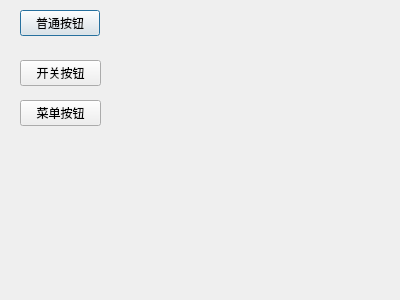
Before: the Qt Designer form cpp/QTAPP/testbutton.ui in laixhe/laixhe-log, drawn with Qt 5.
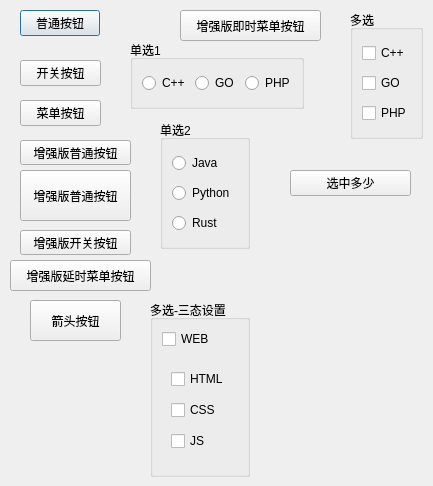
After: the same form once the commit is applied.

Diff of the .ui file:
```diff
--- a/cpp/QTAPP/testbutton.ui
+++ b/cpp/QTAPP/testbutton.ui
@@ -6,8 +6,8 @@
    <rect>
     <x>0</x>
     <y>0</y>
-    <width>400</width>
-    <height>300</height>
+    <width>433</width>
+    <height>486</height>
    </rect>
   </property>
   <property name="windowTitle">
@@ -52,6 +52,267 @@
     <string>菜单按钮</string>
    </property>
   </widget>
+  <widget class="QToolButton" name="toolNormalBtn">
+   <property name="geometry">
+    <rect>
+     <x>20</x>
+     <y>140</y>
+     <width>111</width>
+     <height>25</height>
+    </rect>
+   </property>
+   <property name="text">
+    <string>增强版普通按钮</string>
+   </property>
+  </widget>
+  <widget class="QToolButton" name="toolCheckedBtn">
+   <property name="geometry">
+    <rect>
+     <x>20</x>
+     <y>230</y>
+     <width>111</width>
+     <height>25</height>
+    </rect>
+   </property>
+   <property name="text">
+    <string>增强版开关按钮</string>
+   </property>
+  </widget>
+  <widget class="QToolButton" name="toolMenuBtn">
+   <property name="geometry">
+    <rect>
+     <x>10</x>
+     <y>260</y>
+     <width>141</width>
+     <height>31</height>
+    </rect>
+   </property>
+   <property name="text">
+    <string>增强版延时菜单按钮</string>
+   </property>
+  </widget>
+  <widget class="QToolButton" name="toolNormalActBtn">
+   <property name="geometry">
+    <rect>
+     <x>20</x>
+     <y>170</y>
+     <width>111</width>
+     <height>51</height>
+    </rect>
+   </property>
+   <property name="text">
+    <string>增强版普通按钮</string>
+   </property>
+  </widget>
+  <widget class="QToolButton" name="toolArrowBut">
+   <property name="geometry">
+    <rect>
+     <x>30</x>
+     <y>300</y>
+     <width>91</width>
+     <height>41</height>
+    </rect>
+   </property>
+   <property name="text">
+    <string>箭头按钮</string>
+   </property>
+  </widget>
+  <widget class="QToolButton" name="toolPopMenuBtn">
+   <property name="geometry">
+    <rect>
+     <x>180</x>
+     <y>10</y>
+     <width>141</width>
+     <height>31</height>
+    </rect>
+   </property>
+   <property name="text">
+    <string>增强版即时菜单按钮</string>
+   </property>
+  </widget>
+  <widget class="QGroupBox" name="groupBox">
+   <property name="geometry">
+    <rect>
+     <x>130</x>
+     <y>40</y>
+     <width>174</width>
+     <height>69</height>
+    </rect>
+   </property>
+   <property name="title">
+    <string>单选1</string>
+   </property>
+   <layout class="QHBoxLayout" name="horizontalLayout">
+    <item>
+     <widget class="QRadioButton" name="radioCppBut">
+      <property name="text">
+       <string>C++</string>
+      </property>
+     </widget>
+    </item>
+    <item>
+     <widget class="QRadioButton" name="radioGoBut">
+      <property name="text">
+       <string>GO</string>
+      </property>
+     </widget>
+    </item>
+    <item>
+     <widget class="QRadioButton" name="radioPhpBut">
+      <property name="text">
+       <string>PHP</string>
+      </property>
+     </widget>
+    </item>
+   </layout>
+  </widget>
+  <widget class="QGroupBox" name="groupBox_2">
+   <property name="geometry">
+    <rect>
+     <x>160</x>
+     <y>120</y>
+     <width>90</width>
+     <height>129</height>
+    </rect>
+   </property>
+   <property name="title">
+    <string>单选2</string>
+   </property>
+   <layout class="QVBoxLayout" name="verticalLayout">
+    <item>
+     <widget class="QRadioButton" name="radioJavaBut">
+      <property name="text">
+       <string>Java</string>
+      </property>
+     </widget>
+    </item>
+    <item>
+     <widget class="QRadioButton" name="radioPyBut">
+      <property name="text">
+       <string>Python</string>
+      </property>
+     </widget>
+    </item>
+    <item>
+     <widget class="QRadioButton" name="radioRustBut">
+      <property name="text">
+       <string>Rust</string>
+      </property>
+     </widget>
+    </item>
+   </layout>
+  </widget>
+  <widget class="QGroupBox" name="groupBox_3">
+   <property name="geometry">
+    <rect>
+     <x>350</x>
+     <y>10</y>
+     <width>73</width>
+     <height>129</height>
+    </rect>
+   </property>
+   <property name="title">
+    <string>多选</string>
+   </property>
+   <layout class="QVBoxLayout" name="verticalLayout_2">
+    <item>
+     <widget class="QCheckBox" name="cppCheckBox">
+      <property name="text">
+       <string>C++</string>
+      </property>
+     </widget>
+    </item>
+    <item>
+     <widget class="QCheckBox" name="goCheckBox">
+      <property name="text">
+       <string>GO</string>
+      </property>
+     </widget>
+    </item>
+    <item>
+     <widget class="QCheckBox" name="phpCheckBox">
+      <property name="text">
+       <string>PHP</string>
+      </property>
+     </widget>
+    </item>
+   </layout>
+  </widget>
+  <widget class="QLabel" name="selectLabel">
+   <property name="geometry">
+    <rect>
+     <x>290</x>
+     <y>210</y>
+     <width>111</width>
+     <height>141</height>
+    </rect>
+   </property>
+   <property name="text">
+    <string/>
+   </property>
+  </widget>
+  <widget class="QPushButton" name="selectBut">
+   <property name="geometry">
+    <rect>
+     <x>290</x>
+     <y>170</y>
+     <width>121</width>
+     <height>26</height>
+    </rect>
+   </property>
+   <property name="text">
+    <string>选中多少</string>
+   </property>
+  </widget>
+  <widget class="QGroupBox" name="groupBox_4">
+   <property name="geometry">
+    <rect>
+     <x>150</x>
+     <y>300</y>
+     <width>100</width>
+     <height>177</height>
+    </rect>
+   </property>
+   <property name="title">
+    <string>多选-三态设置</string>
+   </property>
+   <layout class="QVBoxLayout" name="verticalLayout_4">
+    <item>
+     <widget class="QCheckBox" name="webCheckBox">
+      <property name="text">
+       <string>WEB</string>
+      </property>
+     </widget>
+    </item>
+    <item>
+     <widget class="QWidget" name="widget" native="true">
+      <layout class="QVBoxLayout" name="verticalLayout_3">
+       <item>
+        <widget class="QCheckBox" name="htmlCheckBox">
+         <property name="text">
+          <string>HTML</string>
+         </property>
+        </widget>
+       </item>
+       <item>
+        <widget class="QCheckBox" name="cssCheckBox">
+         <property name="text">
+          <string>CSS</string>
+         </property>
+        </widget>
+       </item>
+       <item>
+        <widget class="QCheckBox" name="jsCheckBox">
+         <property name="text">
+          <string>JS</string>
+         </property>
+        </widget>
+       </item>
+      </layout>
+     </widget>
+    </item>
+   </layout>
+  </widget>
  </widget>
  <resources/>
  <connections/>
```
